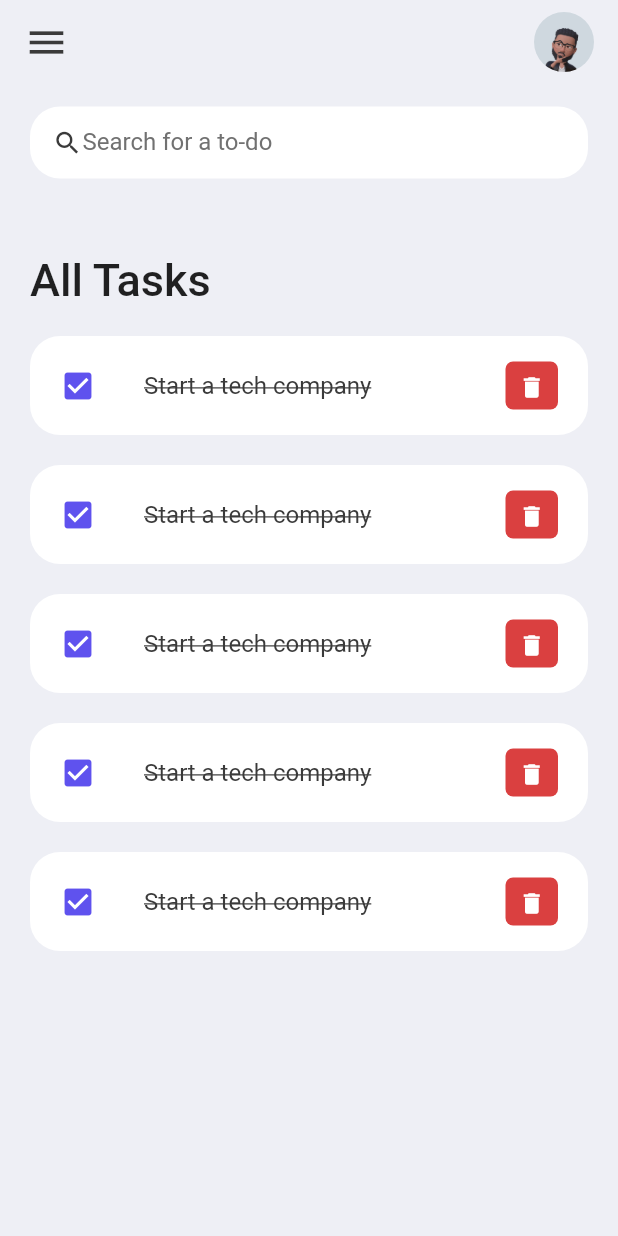
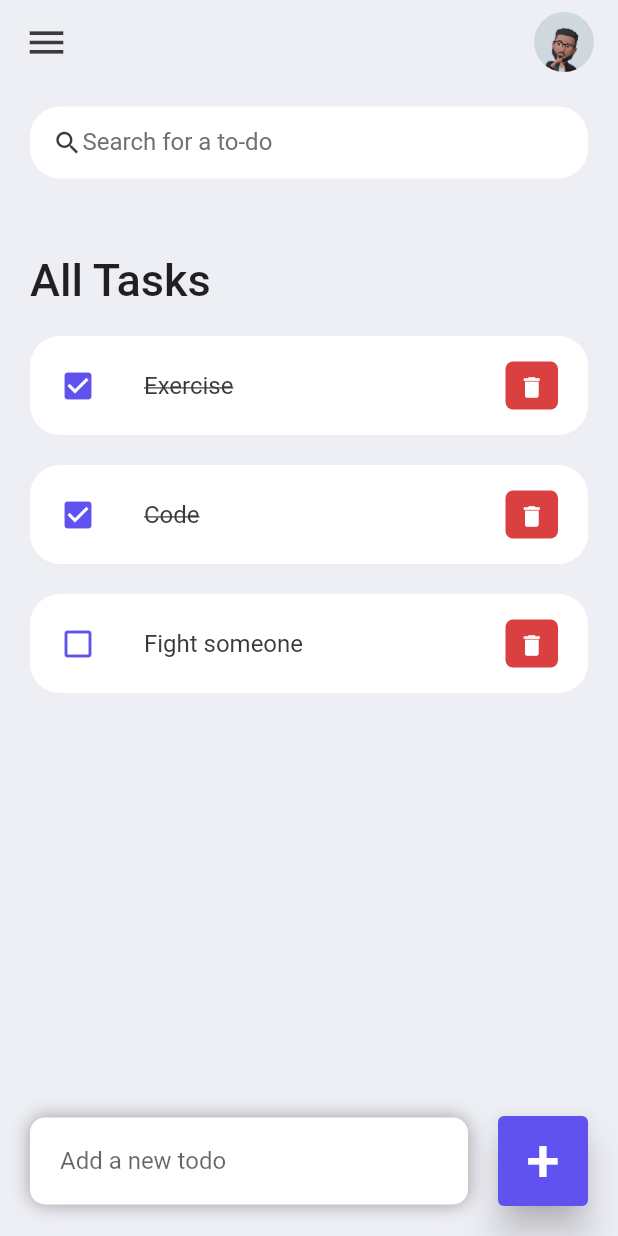
Before and after one commit to bkantwi/todo-flutter-app, a Flutter app: the screen it shows after launch, on a phone screen of 412 x 824 dp. Run offline on Flutter 3.47's test engine with Material 2 defaults, Android fonts, the phone set to English and light mode, and no system bars.

Commit message:
check and uncheck todo item complete

```diff
--- a/lib/models/todo.dart
+++ b/lib/models/todo.dart
@@ -0,0 +1,19 @@
+class ToDo {
+  String? id;
+  String? todoText;
+  bool isDone;
+
+  ToDo({
+    required this.id,
+    required this.todoText,
+    this.isDone = false,
+});
+
+  static List<ToDo> todoList(){
+    return [
+      ToDo(id: '01', todoText: 'Exercise', isDone: true),
+      ToDo(id: '02', todoText: 'Code', isDone: true),
+      ToDo(id: '03', todoText: 'Fight someone'),
+    ];
+  }
+}
--- a/lib/screens/home.dart
+++ b/lib/screens/home.dart
@@ -2,15 +2,26 @@
 import 'package:todo_flutter_app/constants/colors.dart';
 import 'package:todo_flutter_app/widgets/todo_item.dart';
 
-class Home extends StatelessWidget {
-  const Home({Key? key}) : super(key: key);
+import '../models/todo.dart';
+
+class Home extends StatefulWidget {
+  Home({Key? key}) : super(key: key);
+
+  @override
+  State<Home> createState() => _HomeState();
+}
+
+class _HomeState extends State<Home> {
+  final todosList = ToDo.todoList();
 
   @override
   Widget build(BuildContext context) {
     return Scaffold(
       backgroundColor: tdBGColor,
       appBar: _buildAppBar(),
-      body: Container(
+      body: Stack(
+        children: [
+          Container(
         padding: EdgeInsets.symmetric(
             horizontal: 20,
             vertical: 15
@@ -25,18 +36,69 @@
                     margin: EdgeInsets.only(top: 50, bottom: 20),
                     child: Text('All Tasks', style: TextStyle(fontSize: 30,fontWeight: FontWeight.w500),),
                   ),
-                  ToDoItem(),
-                  ToDoItem(),
-                  ToDoItem(),
-                  ToDoItem(),
-                  ToDoItem(),
+                  for (ToDo todo in todosList)
+                  ToDoItem(
+                    todo: todo,
+                    onToDoChanged: _handleToDoChange, onDeleteItem: null,),
                 ],
               )
              )
-          ],
-        )
+            ],
+          ),
       ),
+          Align(
+            alignment: Alignment.bottomCenter,
+            child: Row(children: [
+              Expanded(child: Container(margin: EdgeInsets.only(
+                bottom: 20,
+                right: 20,
+                left: 20,
+              ),
+                padding: EdgeInsets.symmetric(horizontal: 20, vertical: 5),
+                decoration: BoxDecoration(
+                  color: Colors.white,
+                  boxShadow: const [BoxShadow(
+                    color: Colors.grey,
+                    offset: Offset(0.0,0.0),
+                    blurRadius: 10.0,
+                    spreadRadius: 0.0,
+                ),],
+                  borderRadius: BorderRadius.circular(10),
+              ),
+                child: TextField(
+                  decoration: InputDecoration(
+                    hintText: 'Add a new todo',
+                    border: InputBorder.none
+                  ),
+                ),
+              ),
+              ),
+              Container(
+                margin: EdgeInsets.only(
+                  bottom: 20,
+                  right: 20,
+                ),
+                child: ElevatedButton(
+                  child: Text('+', style: TextStyle(fontSize: 40,),),
+                  onPressed: () {},
+                  style: ElevatedButton.styleFrom(
+                    primary: tdBlue,
+                    minimumSize: Size(60, 60),
+                    elevation: 10
+                  ),
+                ),
+              )
+            ],),
+          )
+    ]
+    )
     );
+  }
+
+  void _handleToDoChange(ToDo todo) {
+    setState(() {
+      todo.isDone = !todo.isDone;
+    });
   }
 
       Widget searchBox(){
@@ -90,4 +152,4 @@
         ),
         );
   }
-  }
+}
--- a/lib/widgets/todo_item.dart
+++ b/lib/widgets/todo_item.dart
@@ -1,8 +1,17 @@
 import 'package:flutter/material.dart';
 import 'package:todo_flutter_app/constants/colors.dart';
+import 'package:todo_flutter_app/models/todo.dart';
 
 class ToDoItem extends StatelessWidget {
-  const ToDoItem({Key? key}) : super(key: key);
+  final ToDo todo;
+  final onToDoChanged;
+  final onDeleteItem;
+
+  const ToDoItem({Key? key,
+    required this.todo,
+    required this.onToDoChanged,
+    required this.onDeleteItem,
+  }) : super(key: key);
 
   @override
   Widget build(BuildContext context) {
@@ -11,6 +20,7 @@
       child: ListTile(
         onTap: () {
           print('I have been touched');
+          onToDoChanged(todo);
         },
         shape: RoundedRectangleBorder(
           borderRadius: BorderRadius.circular(20),
@@ -18,15 +28,15 @@
         contentPadding: EdgeInsets.symmetric(horizontal: 20, vertical: 5),
         tileColor: Colors.white,
         leading: Icon(
-          Icons.check_box,
+          todo.isDone ? Icons.check_box : Icons.check_box_outline_blank,
           color: tdBlue,
         ),
         title: Text(
-          'Start a tech company',
+          todo.todoText!,
           style: TextStyle(
             fontSize: 16,
             color: tdBlack,
-            decoration: TextDecoration.lineThrough,
+            decoration: todo.isDone? TextDecoration.lineThrough : null,
           ),
         ),
         trailing: Container(
```
